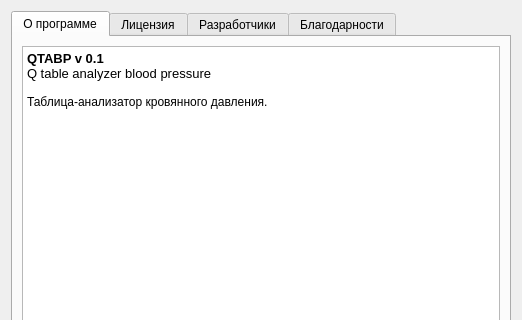
The window that src/dialogs/about/guiabout.ui (axsapronov/bQella) describes before a commit, drawn with Qt 5; both pictures show x 0 to 522 and y 0 to 320 of the 522 by 509 pixel window.
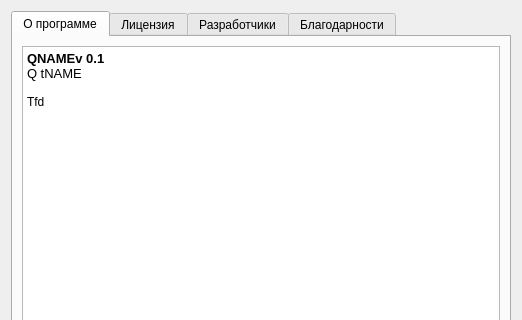
The same window after the commit. Icons and pictures are not drawn.

What changed in the file:
```diff
--- a/src/dialogs/about/guiabout.ui
+++ b/src/dialogs/about/guiabout.ui
@@ -34,10 +34,10 @@
 &lt;table border=&quot;0&quot; style=&quot;-qt-table-type: root; margin-top:4px; margin-bottom:4px; margin-left:4px; margin-right:4px;&quot;&gt;
 &lt;tr&gt;
 &lt;td style=&quot;border: none;&quot;&gt;
-&lt;p style=&quot; margin-top:0px; margin-bottom:0px; margin-left:0px; margin-right:0px; -qt-block-indent:0; text-indent:0px;&quot;&gt;&lt;span style=&quot; font-family:'DejaVu Sans'; font-size:10pt; font-weight:600;&quot;&gt;QTABP v 0.1 &lt;/span&gt;&lt;img src=&quot;:/banners/banners/globe-small.png&quot; /&gt;&lt;/p&gt;
-&lt;p style=&quot; margin-top:0px; margin-bottom:0px; margin-left:0px; margin-right:0px; -qt-block-indent:0; text-indent:0px;&quot;&gt;&lt;span style=&quot; font-size:10pt;&quot;&gt;Q table analyzer blood pressure&lt;/span&gt;&lt;/p&gt;
+&lt;p style=&quot; margin-top:0px; margin-bottom:0px; margin-left:0px; margin-right:0px; -qt-block-indent:0; text-indent:0px;&quot;&gt;&lt;span style=&quot; font-family:'DejaVu Sans'; font-size:10pt; font-weight:600;&quot;&gt;QNAMEv 0.1 &lt;/span&gt;&lt;img src=&quot;:/banners/banners/globe-small.png&quot; /&gt;&lt;/p&gt;
+&lt;p style=&quot; margin-top:0px; margin-bottom:0px; margin-left:0px; margin-right:0px; -qt-block-indent:0; text-indent:0px;&quot;&gt;&lt;span style=&quot; font-size:10pt;&quot;&gt;Q tNAME&lt;/span&gt;&lt;/p&gt;
 &lt;p style=&quot;-qt-paragraph-type:empty; margin-top:0px; margin-bottom:0px; margin-left:0px; margin-right:0px; -qt-block-indent:0; text-indent:0px; font-family:'DejaVu Sans';&quot;&gt;&lt;/p&gt;
-&lt;p style=&quot; margin-top:0px; margin-bottom:0px; margin-left:0px; margin-right:0px; -qt-block-indent:0; text-indent:0px;&quot;&gt;&lt;span style=&quot; font-family:'DejaVu Sans';&quot;&gt;Таблица-анализатор кровянного давления. &lt;/span&gt;&lt;/p&gt;
+&lt;p style=&quot; margin-top:0px; margin-bottom:0px; margin-left:0px; margin-right:0px; -qt-block-indent:0; text-indent:0px;&quot;&gt;&lt;span style=&quot; font-family:'DejaVu Sans';&quot;&gt;Тfd &lt;/span&gt;&lt;/p&gt;
 &lt;p style=&quot;-qt-paragraph-type:empty; margin-top:0px; margin-bottom:0px; margin-left:0px; margin-right:0px; -qt-block-indent:0; text-indent:0px;&quot;&gt;&lt;/p&gt;
 &lt;p style=&quot;-qt-paragraph-type:empty; margin-top:0px; margin-bottom:0px; margin-left:0px; margin-right:0px; -qt-block-indent:0; text-indent:0px;&quot;&gt;&lt;/p&gt;
 &lt;p style=&quot;-qt-paragraph-type:empty; margin-top:0px; margin-bottom:0px; margin-left:0px; margin-right:0px; -qt-block-indent:0; text-indent:0px; font-family:'DejaVu Sans'; color:#000000;&quot;&gt;&lt;/p&gt;
```
Left out of the diff: 1 changed line with no effect on the pictures.
